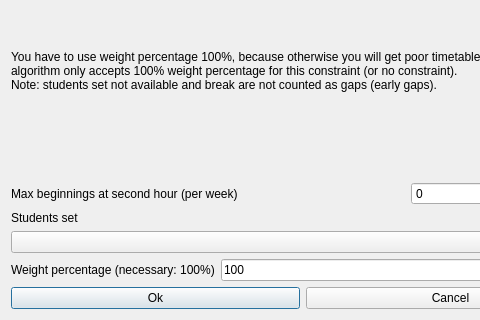
This is fet/src/interface/modifyconstraintstudentssetearlymaxbeginningsatsecondhourform_template.ui in vonmecheln/fet as Qt 5 draws it before an edit; both pictures show x 0 to 480 and y 108 to 428 of the 606 by 428 pixel window. The edited form follows.
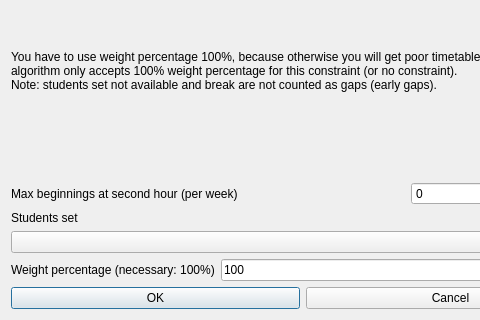
This is the edited form.

```diff
--- a/fet/src/interface/modifyconstraintstudentssetearlymaxbeginningsatsecondhourform_template.ui
+++ b/fet/src/interface/modifyconstraintstudentssetearlymaxbeginningsatsecondhourform_template.ui
@@ -167,7 +167,7 @@
      <item>
       <widget class="QPushButton" name="okPushButton">
        <property name="text">
-        <string>Ok</string>
+        <string>OK</string>
        </property>
       </widget>
      </item>
```
